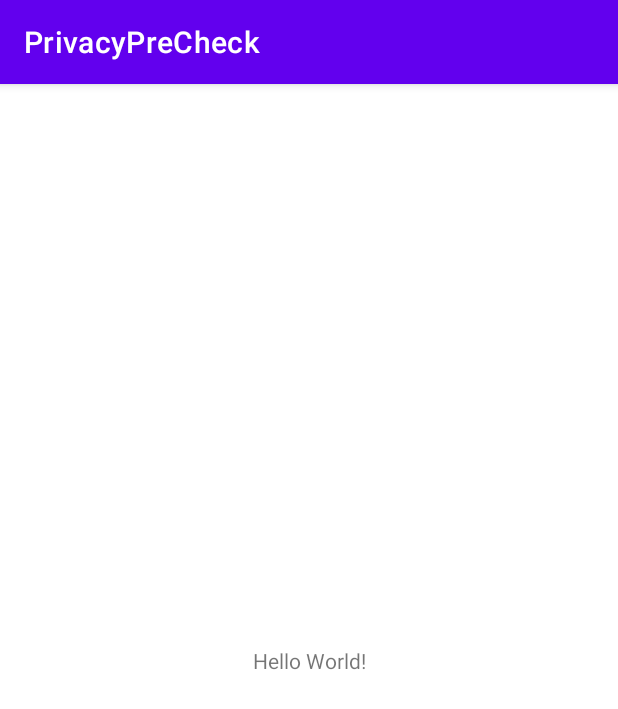
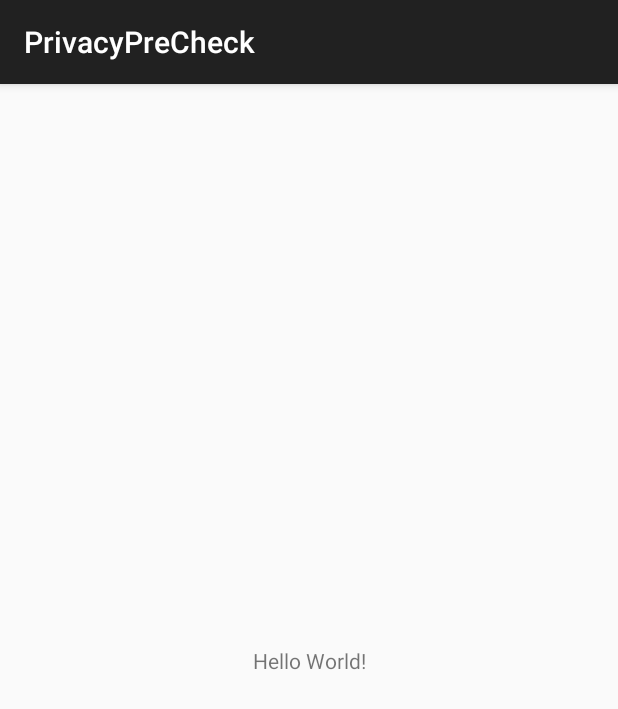
Before and after one commit to WGwangguan/PrivacyPreCheck, an Android app: the screen it shows after launch (MainActivity), on a phone screen of 412 x 824 dp. Shown: the top 709 px of the screen. Run offline under Robolectric (Android 15) with nearby library versions, the phone set to English and light mode, and no system bars; libraries missing offline, so code that uses them is left out: de.robv.android; 2 statements that could not run were skipped.

Commit message:
调整 compile sdk

```diff
--- a/app/build.gradle
+++ b/app/build.gradle
@@ -5,12 +5,12 @@ plugins {
 apply plugin: 'kotlin-android'
 
 android {
-    compileSdk 31
+    compileSdk 29
 
     defaultConfig {
         applicationId "com.wg.privacyprecheck"
         minSdk 21
-        targetSdk 31
+        targetSdk 29
         versionCode 1
         versionName "1.0"
 
@@ -36,7 +36,6 @@ dependencies {
 
     implementation 'androidx.core:core-ktx:1.6.0'
     implementation 'androidx.appcompat:appcompat:1.3.1'
-    implementation 'com.google.android.material:material:1.5.0'
     implementation 'androidx.constraintlayout:constraintlayout:2.1.4'
     implementation project(path: ':privacy')
     testImplementation 'junit:junit:4.+'
@@ -44,7 +43,7 @@ dependencies {
     androidTestImplementation 'androidx.test.espresso:espresso-core:3.4.0'
 //    implementation "androidx.core:core-ktx:+"
     implementation "org.jetbrains.kotlin:kotlin-stdlib-jdk7:$kotlin_version"
-//    implementation 'com.github.WGwangguan:PrivacyPreCheck:v1.0.3'
+//    implementation 'com.github.WGwangguan:PrivacyPreCheck:v1.0.4'
 }
 repositories {
     google()
--- a/app/src/main/res/values-night/themes.xml
+++ b/app/src/main/res/values-night/themes.xml
@@ -1,16 +1,5 @@
 <resources xmlns:tools="http://schemas.android.com/tools">
     <!-- Base application theme. -->
-    <style name="Theme.PrivacyPreCheck" parent="Theme.MaterialComponents.DayNight.DarkActionBar">
-        <!-- Primary brand color. -->
-        <item name="colorPrimary">@color/purple_200</item>
-        <item name="colorPrimaryVariant">@color/purple_700</item>
-        <item name="colorOnPrimary">@color/black</item>
-        <!-- Secondary brand color. -->
-        <item name="colorSecondary">@color/teal_200</item>
-        <item name="colorSecondaryVariant">@color/teal_200</item>
-        <item name="colorOnSecondary">@color/black</item>
-        <!-- Status bar color. -->
-        <item name="android:statusBarColor" tools:targetApi="l">?attr/colorPrimaryVariant</item>
-        <!-- Customize your theme here. -->
+    <style name="Theme.PrivacyPreCheck" parent="Theme.AppCompat.DayNight.DarkActionBar">
     </style>
 </resources>
--- a/app/src/main/res/values/themes.xml
+++ b/app/src/main/res/values/themes.xml
@@ -1,16 +1,6 @@
 <resources xmlns:tools="http://schemas.android.com/tools">
     <!-- Base application theme. -->
-    <style name="Theme.PrivacyPreCheck" parent="Theme.MaterialComponents.DayNight.DarkActionBar">
-        <!-- Primary brand color. -->
-        <item name="colorPrimary">@color/purple_500</item>
-        <item name="colorPrimaryVariant">@color/purple_700</item>
-        <item name="colorOnPrimary">@color/white</item>
-        <!-- Secondary brand color. -->
-        <item name="colorSecondary">@color/teal_200</item>
-        <item name="colorSecondaryVariant">@color/teal_700</item>
-        <item name="colorOnSecondary">@color/black</item>
-        <!-- Status bar color. -->
-        <item name="android:statusBarColor" tools:targetApi="l">?attr/colorPrimaryVariant</item>
-        <!-- Customize your theme here. -->
+    <style name="Theme.PrivacyPreCheck" parent="Theme.AppCompat.DayNight.DarkActionBar">
+
     </style>
 </resources>
--- a/privacy/build.gradle
+++ b/privacy/build.gradle
@@ -5,12 +5,12 @@ plugins {
 }
 
 android {
-    compileSdk 31
+    compileSdk 29
 
     defaultConfig {
 //        applicationId "com.wg.privacy"
         minSdk 21
-        targetSdk 31
+        targetSdk 29
         versionCode 1
         versionName "1.0"
 
@@ -51,7 +51,6 @@ dependencies {
 
     implementation 'androidx.core:core-ktx:1.6.0'
     implementation 'androidx.appcompat:appcompat:1.3.1'
-    implementation 'com.google.android.material:material:1.5.0'
     implementation 'androidx.constraintlayout:constraintlayout:2.1.4'
     testImplementation 'junit:junit:4.+'
     androidTestImplementation 'androidx.test.ext:junit:1.1.3'
--- a/privacy/src/main/res/values-night/themes.xml
+++ b/privacy/src/main/res/values-night/themes.xml
@@ -1,16 +1,5 @@
 <resources xmlns:tools="http://schemas.android.com/tools">
     <!-- Base application theme. -->
-    <style name="Theme.PrivacyPreCheck" parent="Theme.MaterialComponents.DayNight.DarkActionBar">
-        <!-- Primary brand color. -->
-        <item name="colorPrimary">@color/purple_200</item>
-        <item name="colorPrimaryVariant">@color/purple_700</item>
-        <item name="colorOnPrimary">@color/black</item>
-        <!-- Secondary brand color. -->
-        <item name="colorSecondary">@color/teal_200</item>
-        <item name="colorSecondaryVariant">@color/teal_200</item>
-        <item name="colorOnSecondary">@color/black</item>
-        <!-- Status bar color. -->
-        <item name="android:statusBarColor" tools:targetApi="l">?attr/colorPrimaryVariant</item>
-        <!-- Customize your theme here. -->
+    <style name="Theme.PrivacyPreCheck" parent="Theme.AppCompat.DayNight.DarkActionBar">
     </style>
 </resources>
--- a/privacy/src/main/res/values/themes.xml
+++ b/privacy/src/main/res/values/themes.xml
@@ -1,16 +1,6 @@
 <resources xmlns:tools="http://schemas.android.com/tools">
     <!-- Base application theme. -->
-    <style name="Theme.PrivacyPreCheck" parent="Theme.MaterialComponents.DayNight.DarkActionBar">
-        <!-- Primary brand color. -->
-        <item name="colorPrimary">@color/purple_500</item>
-        <item name="colorPrimaryVariant">@color/purple_700</item>
-        <item name="colorOnPrimary">@color/white</item>
-        <!-- Secondary brand color. -->
-        <item name="colorSecondary">@color/teal_200</item>
-        <item name="colorSecondaryVariant">@color/teal_700</item>
-        <item name="colorOnSecondary">@color/black</item>
-        <!-- Status bar color. -->
-        <item name="android:statusBarColor" tools:targetApi="l">?attr/colorPrimaryVariant</item>
-        <!-- Customize your theme here. -->
+    <style name="Theme.PrivacyPreCheck" parent="Theme.AppCompat.DayNight.DarkActionBar">
+
     </style>
 </resources>
```
